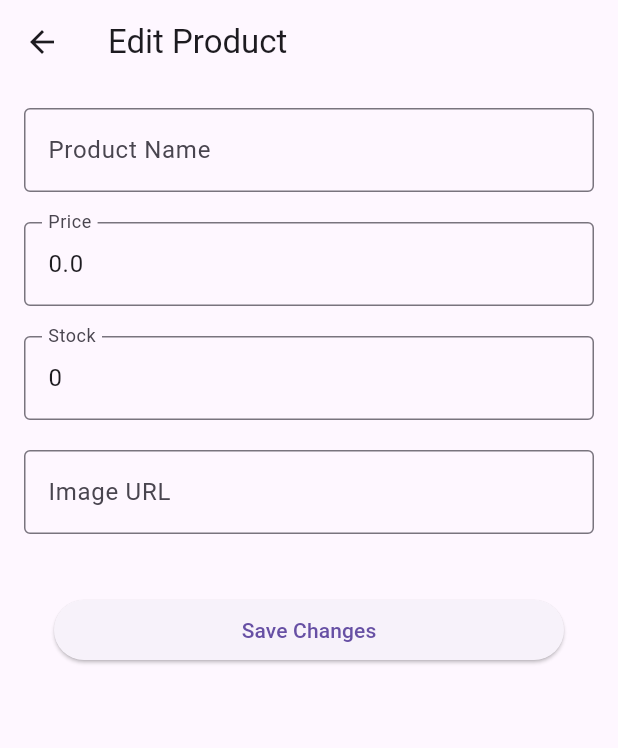
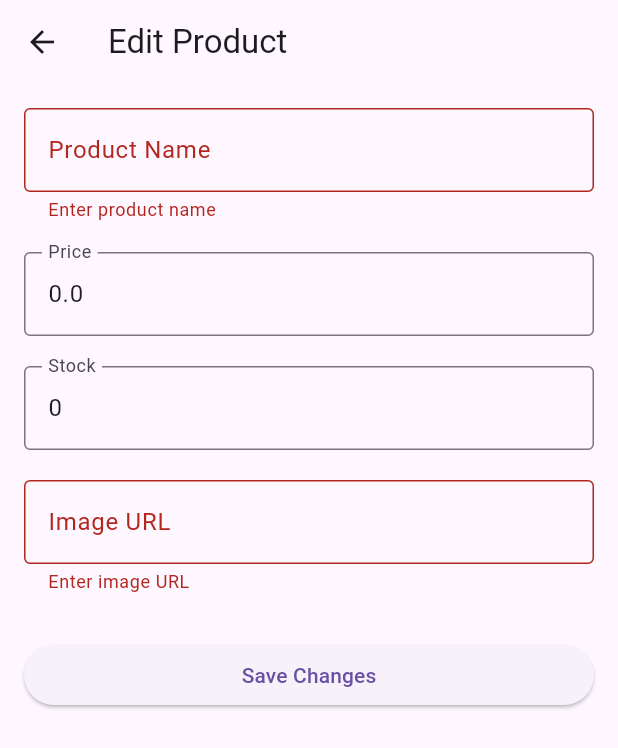
Before and after one commit to sivmey333/Tonaire_project_testing, a Flutter app: the EditProductPage screen opened directly with empty values, after a tap on "Save Changes", on a phone screen of 412 x 824 dp. Shown: the top 748 px of the screen. Run offline on Flutter 3.47's test engine with Material 3 defaults, Android fonts, the phone set to English and light mode, and no system bars; network calls fail.

Commit message:
new update of some files 2/07/2025

```diff
--- a/lib/model/product_model.dart
+++ b/lib/model/product_model.dart
@@ -25,9 +25,11 @@ class Product {
 
 
   Map<String, dynamic> toJson() => {
-        'productName': productName,
-        'price': price,
-        'stock': stock,
-        'image': image,
-      };
+  'productId': productId,
+  'productName': productName,
+  'price': price,
+  'stock': stock,
+  'image': image,
+  };
+
 }
--- a/lib/provider/product_provider.dart
+++ b/lib/provider/product_provider.dart
@@ -73,9 +73,11 @@ class ProductProvider extends ChangeNotifier {
   }
 
   Future<void> updateProduct(Product product) async {
+
     await ApiService.updateProduct(product);
     await loadProducts();
   }
+
 
   Future<void> deleteProduct(int id) async {
     await ApiService.deleteProduct(id);
--- a/lib/screen/edit_product_page.dart
+++ b/lib/screen/edit_product_page.dart
@@ -2,8 +2,6 @@ import 'package:flutter/material.dart';
 import 'package:product_project_testing/model/product_model.dart';
 import 'package:product_project_testing/provider/product_provider.dart';
 import 'package:provider/provider.dart';
-
-
 
 class EditProductPage extends StatefulWidget {
   final Product product;
@@ -31,6 +29,7 @@ class _EditProductPageState extends State<EditProductPage> {
   @override
   Widget build(BuildContext context) {
     final provider = Provider.of<ProductProvider>(context, listen: false);
+
     return Scaffold(
       appBar: AppBar(title: const Text('Edit Product')),
       body: Padding(
@@ -39,46 +38,72 @@ class _EditProductPageState extends State<EditProductPage> {
           key: _formKey,
           child: ListView(
             children: [
+              // Product Name
               TextFormField(
                 initialValue: name,
-                decoration: const InputDecoration(labelText: 'Product Name',
+                decoration: const InputDecoration(
+                  labelText: 'Product Name',
                   border: OutlineInputBorder(),
                 ),
+                validator: (value) =>
+                    value == null || value.isEmpty ? 'Enter product name' : null,
                 onSaved: (v) => name = v ?? '',
               ),
-              SizedBox(height: 20,),
+              const SizedBox(height: 20),
+
+              // Price
               TextFormField(
                 initialValue: price.toString(),
-                decoration: const InputDecoration(labelText: 'Price',
+                decoration: const InputDecoration(
+                  labelText: 'Price',
                   border: OutlineInputBorder(),
                 ),
                 keyboardType: TextInputType.number,
+                validator: (value) {
+                  if (value == null || value.isEmpty) return 'Enter price';
+                  if (double.tryParse(value) == null) return 'Invalid price';
+                  return null;
+                },
                 onSaved: (v) => price = double.tryParse(v ?? '0') ?? 0,
               ),
-              SizedBox(height: 20,),
+              const SizedBox(height: 20),
+
+              // Stock
               TextFormField(
                 initialValue: stock.toString(),
-                decoration: const InputDecoration(labelText: 'Stock',
+                decoration: const InputDecoration(
+                  labelText: 'Stock',
                   border: OutlineInputBorder(),
                 ),
                 keyboardType: TextInputType.number,
+                validator: (value) {
+                  if (value == null || value.isEmpty) return 'Enter stock';
+                  if (int.tryParse(value) == null) return 'Invalid stock';
+                  return null;
+                },
                 onSaved: (v) => stock = int.tryParse(v ?? '0') ?? 0,
               ),
-              SizedBox(height: 20,),
+              const SizedBox(height: 20),
+
+              // Image
               TextFormField(
                 initialValue: image,
-                decoration: const InputDecoration(labelText: 'Image URL',
+                decoration: const InputDecoration(
+                  labelText: 'Image URL',
                   border: OutlineInputBorder(),
                 ),
+                validator: (value) =>
+                    value == null || value.isEmpty ? 'Enter image URL' : null,
                 onSaved: (v) => image = v ?? '',
               ),
-              SizedBox(height: 20,),
-              const SizedBox(height: 20),
-              Padding(
-                padding: const EdgeInsets.symmetric(horizontal: 20),
-                child: ElevatedButton(
+              const SizedBox(height: 30),
+
+              // Save Button
+              ElevatedButton(
                 onPressed: () async {
+                  if (_formKey.currentState!.validate()) {
                     _formKey.currentState!.save();
+                    try {
                       await provider.updateProduct(Product(
                         productId: widget.product.productId,
                         productName: name,
@@ -86,11 +111,18 @@ class _EditProductPageState extends State<EditProductPage> {
                         stock: stock,
                         image: image,
                       ));
+                      print('Update successful');
                       Navigator.pop(context);
+                    } catch (e) {
+                      print('Update failed: $e');
+                      ScaffoldMessenger.of(context).showSnackBar(
+                        SnackBar(content: Text('Update failed: $e')),
+                      );
+                    }
+                  }
                 },
                 child: const Text('Save Changes'),
               ),
-              )
             ],
           ),
         ),
--- a/lib/service/api_service.dart
+++ b/lib/service/api_service.dart
@@ -3,7 +3,7 @@ import 'dart:convert';
 import 'package:http/http.dart' as http;
 import 'package:product_project_testing/model/product_model.dart';
 
-const String baseUrl = 'http://127.0.0.1:3000/products';
+const String baseUrl = 'http://192.168.3.187:3000/products';
 
 class ApiService {
   static Future<List<Product>> fetchProducts({String search = ''}) async {
@@ -35,12 +35,20 @@ class ApiService {
   }
 
   static Future<void> updateProduct(Product product) async {
-    await http.put(
-      Uri.parse('$baseUrl/${product.productId}'),
-      headers: {'Content-Type': 'application/json'},
-      body: json.encode(product.toJson()),
-    );
+  final response = await http.put(
+    Uri.parse('$baseUrl/${product.productId}'),
+    headers: {'Content-Type': 'application/json'},
+    body: json.encode(product.toJson()),
+  );
+
+  print('Update API response: ${response.statusCode} | ${response.body}');
+
+  if (response.statusCode != 204) {
+    throw Exception('Failed to update product: ${response.body}');
   }
+}
+
+
 
   static Future<Product> getProduct(int id) async {
     final res = await http.get(Uri.parse('$baseUrl/$id'));
```
Also changed, not shown: lib/screen/product_list_page.dart (+26 -13 lines), 2 other files. Lines whose indentation alone changed are shown as unchanged.
